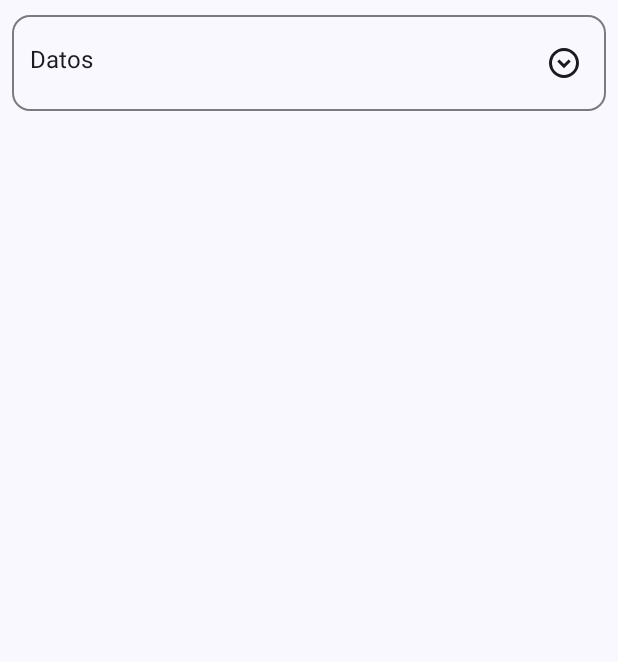
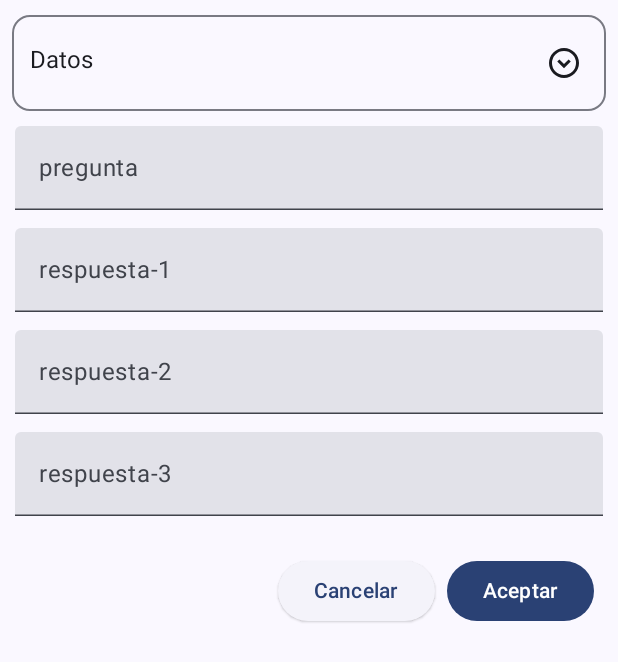
Before and after one commit to zalera-zodiark/Mastering, an Android app built with Jetpack Compose: the databaseScreen screen opened through its navigation route, on a phone screen of 412 x 824 dp. Shown: the top 662 px of the screen. Run offline under Robolectric (Android 15) with nearby library versions, the phone set to English and light mode, and no system bars; our stand-ins replace Room's generated code.

Commit message:
add questions feature - v1.1

```diff
--- a/app/src/main/java/com/charros_software/mastering/data/AppDatabase.kt
+++ b/app/src/main/java/com/charros_software/mastering/data/AppDatabase.kt
@@ -6,13 +6,14 @@ import androidx.room.Room
 import androidx.room.RoomDatabase
 
 @Database(
-    entities = [StatProgress::class, Question::class, Section::class, Subject::class, Theme::class],
-    version = 4)
+    entities = [StatProgress::class, Question::class, Section::class, Subject::class, Theme::class, Question::class],
+    version = 5)
 abstract class AppDatabase: RoomDatabase() {
     abstract fun statProgressDao(): StatProgressDao
     abstract fun sectionDao(): SectionDao
     abstract fun subjectDao(): SubjectDao
     abstract fun themeDao(): ThemeDao
+    abstract fun questionDao(): QuestionDao
 
     companion object {
         @Volatile
--- a/app/src/main/java/com/charros_software/mastering/data/MasteringRepository.kt
+++ b/app/src/main/java/com/charros_software/mastering/data/MasteringRepository.kt
@@ -4,7 +4,8 @@ class MasteringRepository(
     private val sectionDao: SectionDao,
     private val statProgressDao: StatProgressDao,
     private val subjectDao: SubjectDao,
-    private val themeDao: ThemeDao
+    private val themeDao: ThemeDao,
+    private val questionDao: QuestionDao
 ) {
 
     suspend fun getAllSections() = sectionDao.getAllSections()
@@ -13,7 +14,7 @@ class MasteringRepository(
 
     suspend fun getSubjectId(subject: String) = subjectDao.getSubjectId(subject)
 
-    suspend fun getThemeId(theme: String) = themeDao.getThemeId(theme)
+    private suspend fun getThemeId(theme: String) = themeDao.getThemeId(theme)
 
     suspend fun getSubjectsBySection(section: String): List<Subject> {
         val sectionsWithSubjects = sectionDao.getSectionsWithSubjects()
@@ -38,4 +39,11 @@ class MasteringRepository(
     suspend fun addNewTheme(theme: String, subjectId: Int) {
         themeDao.addTheme(theme, subjectId)
     }
+
+    suspend fun addNewQuestion(
+        theme: String, question: String, answer1: String, answer2: String, answer3: String
+    ) {
+        val themeId = getThemeId(theme)
+        questionDao.addQuestion(question, answer1, answer2, answer3, themeId)
+    }
 }
--- a/app/src/main/java/com/charros_software/mastering/data/Question.kt
+++ b/app/src/main/java/com/charros_software/mastering/data/Question.kt
@@ -4,7 +4,7 @@ import androidx.room.ColumnInfo
 import androidx.room.Entity
 import androidx.room.PrimaryKey
 
-@Entity
+@Entity(tableName = "question_table")
 data class Question(
     @PrimaryKey(autoGenerate = true) val questionId: Int,
     @ColumnInfo(name = "question") val question: String,
--- /dev/null
+++ b/app/src/main/java/com/charros_software/mastering/data/QuestionDao.kt
@@ -0,0 +1,13 @@
+package com.charros_software.mastering.data
+
+import androidx.room.Dao
+import androidx.room.Query
+
+@Dao
+interface QuestionDao {
+
+    @Query(
+        "INSERT INTO question_table(question, answer1, answer2, answer3, theme_id) " +
+                "VALUES(:question, :answer1, :answer2, :answer3, :themeId)"
+    ) suspend fun addQuestion(question: String, answer1: String, answer2: String, answer3: String, themeId: Int)
+}
--- a/app/src/main/java/com/charros_software/mastering/ui/screens/DatabaseScreen.kt
+++ b/app/src/main/java/com/charros_software/mastering/ui/screens/DatabaseScreen.kt
@@ -36,6 +36,10 @@ fun databaseScreen(
     var subjectSelected by rememberSaveable { mutableStateOf("No seleccionada") }
     var themeSelected by rememberSaveable { mutableStateOf("No seleccionada") }
     var optionSelected by rememberSaveable { mutableStateOf(Option.None) }
+    var questionText by rememberSaveable { mutableStateOf("") }
+    var answerText1 by rememberSaveable { mutableStateOf("") }
+    var answerText2 by rememberSaveable { mutableStateOf("") }
+    var answerText3 by rememberSaveable { mutableStateOf("") }
     val sheetState = rememberModalBottomSheetState()
     var showBottomSheet by remember { mutableStateOf(false) }
 
@@ -84,6 +88,8 @@ fun databaseScreen(
                                         showBottomSheet = true
                                         optionSelected = Option.Section
                                         databaseViewModel.loadSectionList()
+                                        subjectSelected = ""
+                                        themeSelected = ""
                                     } ) { Text("Seleccionar") }
                             }
                         }
@@ -103,6 +109,7 @@ fun databaseScreen(
                                         showBottomSheet = true
                                         optionSelected = Option.Subject
                                         databaseViewModel.loadSubjectList()
+                                        themeSelected = ""
                                     }) { Text("Seleccionar") }
                             }
                         }
@@ -133,7 +140,51 @@ fun databaseScreen(
                 horizontalAlignment = Alignment.CenterHorizontally,
                 verticalArrangement = Arrangement.Top
             ) {
-
+                TextField(
+                    modifier = Modifier.fillMaxWidth().padding(horizontal = 2.dp, vertical = 6.dp),
+                    value = questionText,
+                    onValueChange = { questionText = it },
+                    label = { Text("pregunta") },
+                    singleLine = true
+                )
+                TextField(
+                    modifier = Modifier.fillMaxWidth().padding(horizontal = 2.dp, vertical = 6.dp),
+                    value = answerText1,
+                    onValueChange = { answerText1 = it },
+                    label = { Text("respuesta-1") },
+                    singleLine = true
+                )
+                TextField(
+                    modifier = Modifier.fillMaxWidth().padding(horizontal = 2.dp, vertical = 6.dp),
+                    value = answerText2,
+                    onValueChange = { answerText2 = it },
+                    label = { Text("respuesta-2") },
+                    singleLine = true
+                )
+                TextField(
+                    modifier = Modifier.fillMaxWidth().padding(horizontal = 2.dp, vertical = 6.dp),
+                    value = answerText3,
+                    onValueChange = { answerText3 = it },
+                    label = { Text("respuesta-3") },
+                    singleLine = true
+                )
+                Row(
+                    modifier = Modifier.fillMaxWidth().padding(top = 20.dp, start = 4.dp, end = 4.dp),
+                    horizontalArrangement = Arrangement.End,
+                    verticalAlignment = Alignment.CenterVertically
+                ) {
+                    ElevatedButton(
+                        modifier = Modifier.padding(end = 8.dp),
+                        onClick = { navController.popBackStack() }
+                    ) { Text("Cancelar") }
+                    Button(
+                        modifier = Modifier.padding(end = 4.dp),
+                        onClick = {
+                            databaseViewModel
+                                .saveNewQuestion(themeSelected, questionText, answerText1, answerText2, answerText3)
+                        }
+                    ) { Text("Aceptar") }
+                }
             }
 
         }
--- a/app/src/main/java/com/charros_software/mastering/ui/viewmodel/DatabaseViewModel.kt
+++ b/app/src/main/java/com/charros_software/mastering/ui/viewmodel/DatabaseViewModel.kt
@@ -24,7 +24,8 @@ class DatabaseViewModel(context: Context) : ViewModel() {
         database.sectionDao(),
         database.statProgressDao(),
         database.subjectDao(),
-        database.themeDao())
+        database.themeDao(),
+        database.questionDao())
     private var selectedOption = Option.None
 
     fun loadSectionList() {
@@ -98,4 +99,12 @@ class DatabaseViewModel(context: Context) : ViewModel() {
             }
         }
     }
+
+    fun saveNewQuestion(
+        theme: String, question: String, answer1: String, answer2: String, answer3: String
+    ) {
+        viewModelScope.launch {
+            repository.addNewQuestion(theme, question, answer1, answer2, answer3)
+        }
+    }
 }
```
